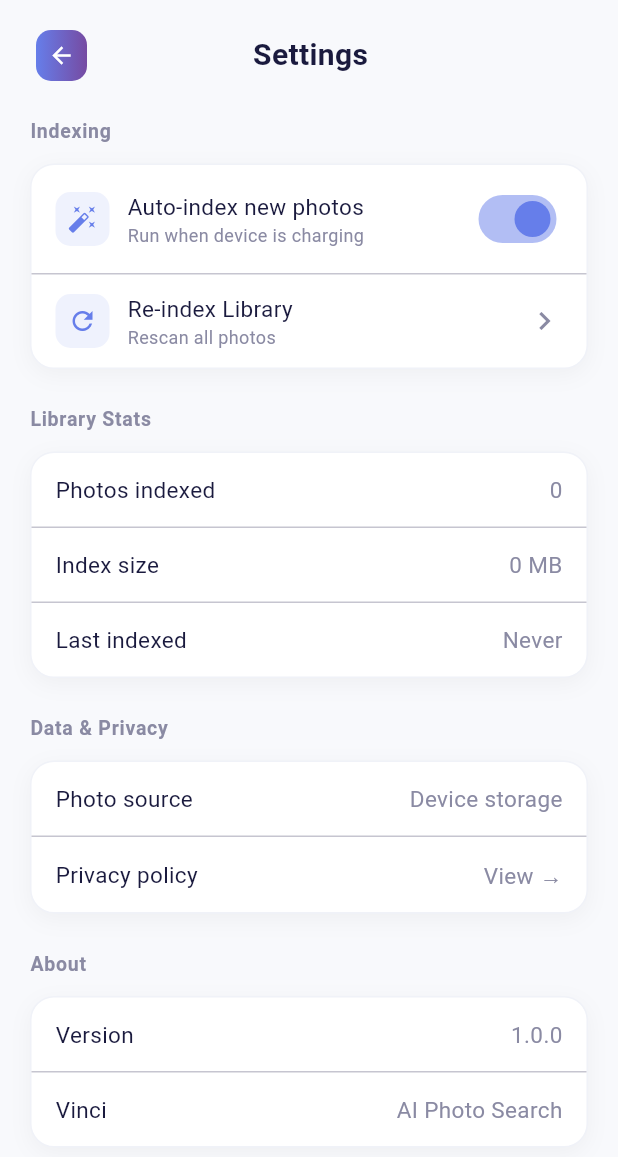
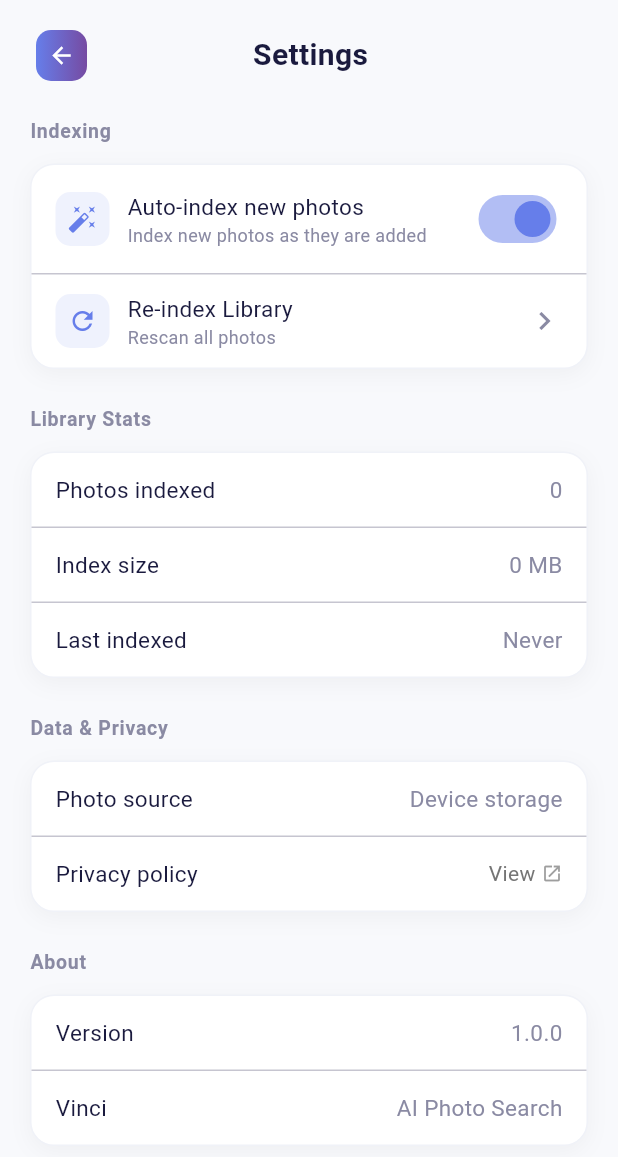
Before and after one commit to Ollie-Moltman/vinci, a Flutter app: the SearchScreen screen opened by its route, after a tap on the "settings" icon, on a phone screen of 412 x 824 dp. Shown: the top 1157 px of the screen. Run offline on Flutter 3.47's test engine with Material 3 defaults, Android fonts, the phone set to English and light mode, and no system bars; our stand-ins replace flutter_riverpod, permission_handler, share_plus, shared_preferences; missing offline and left inert: photo_manager, tflite_flutter; accounts and stored records are empty; network calls fail.

Commit message:
Fix: indexing progress UI, auto-index toggle, privacy policy tap

```diff
--- a/lib/core/indexing_runner.dart
+++ b/lib/core/indexing_runner.dart
@@ -7,6 +7,7 @@ import '../data/services/indexer_service.dart';
 import '../data/repositories/photo_repository.dart';
 
 /// Run a full library indexing pass, updating Riverpod state as we go.
+/// Uses a stream-based approach so progress updates after every photo.
 Future<void> runIndexing(WidgetRef ref) async {
   final embeddingService = ref.read(embeddingServiceProvider);
   final vectorStore = ref.read(vectorStoreProvider);
@@ -18,7 +19,7 @@ Future<void> runIndexing(WidgetRef ref) async {
   // Load existing index from disk first
   await vectorStore.loadIndex();
 
-  // Skip if already indexed (unless count is 0 to force re-index on demand)
+  // Skip if already indexed
   if (vectorStore.indexedCount > 0) {
     ref.read(indexedCountProvider.notifier).state = vectorStore.indexedCount;
     ref.read(lastIndexedProvider.notifier).state = DateTime.now();
@@ -26,24 +27,34 @@ Future<void> runIndexing(WidgetRef ref) async {
   }
 
   ref.read(isIndexingProvider.notifier).state = true;
-  ref.read(indexProgressProvider.notifier).state = (0, 1);
 
   try {
     final indexer = IndexerService(embeddingService, vectorStore);
     final total = await photoRepo.getTotalPhotoCount();
+
+    if (total == 0) {
+      ref.read(indexProgressProvider.notifier).state = (0, 0);
+      return;
+    }
+
     ref.read(indexProgressProvider.notifier).state = (0, total);
 
     int page = 0;
-    const size = 50;
+    const size = 20; // Smaller batches to stay responsive
+    int runningTotal = 0;
 
     while (true) {
       final assets = await photoRepo.loadAssetEntities(page: page, size: size);
       if (assets.isEmpty) break;
 
-      await indexer.indexAssetEntities(assets);
-      final done = vectorStore.indexedCount;
-      ref.read(indexProgressProvider.notifier).state = (done, total);
-      ref.read(indexedCountProvider.notifier).state = done;
+      // Use stream to get per-photo progress updates
+      int pageIndexed = 0;
+      await for (final count in indexer.indexAssetEntitiesStream(assets)) {
+        pageIndexed = count - runningTotal;
+        runningTotal = count;
+        ref.read(indexProgressProvider.notifier).state = (runningTotal, total);
+        ref.read(indexedCountProvider.notifier).state = runningTotal;
+      }
 
       if (assets.length < size) break;
       page++;
--- a/lib/data/services/indexer_service.dart
+++ b/lib/data/services/indexer_service.dart
@@ -15,7 +15,8 @@ class IndexerService {
   IndexerService(this._embeddingService, this._vectorStore);
 
   /// Index assets directly (used during real indexing from photo_manager).
-  Future<int> indexAssetEntities(List<AssetEntity> assets) async {
+  /// Yields after each asset so the caller can update progress UI.
+  Stream<int> indexAssetEntitiesStream(List<AssetEntity> assets) async* {
     int indexed = 0;
     for (final asset in assets) {
       try {
@@ -35,10 +36,19 @@ class IndexerService {
               : null,
         );
         indexed++;
+        yield indexed; // Yield after each photo so UI can update
       } catch (e) {
         continue;
       }
     }
+  }
+
+  /// Non-stream version for batch calls.
+  Future<int> indexAssetEntities(List<AssetEntity> assets) async {
+    int indexed = 0;
+    await for (final count in indexAssetEntitiesStream(assets)) {
+      indexed = count;
+    }
     return indexed;
   }
 }
--- a/lib/ui/screens/search_screen.dart
+++ b/lib/ui/screens/search_screen.dart
@@ -1,6 +1,5 @@
 import 'package:flutter/material.dart';
 import 'package:flutter_riverpod/flutter_riverpod.dart';
-import 'package:path_provider/path_provider.dart';
 import '../theme/vinci_theme.dart';
 import '../../core/indexing_runner.dart';
 import '../../providers/providers.dart';
@@ -189,24 +188,60 @@ class _SearchScreenState extends ConsumerState<SearchScreen> {
                   if (isIndexing) {
                     return Container(
                       margin: const EdgeInsets.symmetric(horizontal: 20),
-                      padding: const EdgeInsets.all(12),
+                      padding: const EdgeInsets.all(16),
                       decoration: BoxDecoration(
-                        color: VinciTheme.primary.withOpacity(0.1),
-                        borderRadius: BorderRadius.circular(12),
+                        color: VinciTheme.primary.withOpacity(0.08),
+                        borderRadius: BorderRadius.circular(14),
+                        border: Border.all(
+                          color: VinciTheme.primary.withOpacity(0.2),
+                        ),
                       ),
-                      child: Row(
+                      child: Column(
                         children: [
-                          const SizedBox(
-                            width: 16,
-                            height: 16,
-                            child:
-                                CircularProgressIndicator(strokeWidth: 2),
+                          Row(
+                            children: [
+                              const SizedBox(
+                                width: 18,
+                                height: 18,
+                                child: CircularProgressIndicator(
+                                  strokeWidth: 2.5,
+                                  color: VinciTheme.primary,
+                                ),
+                              ),
+                              const SizedBox(width: 12),
+                              Text(
+                                'Indexing ${progress.$1}/${progress.$2} photos',
+                                style: const TextStyle(
+                                  fontSize: 14,
+                                  fontWeight: FontWeight.w500,
+                                  color: VinciTheme.textPrimary,
+                                ),
+                              ),
+                            ],
                           ),
-                          const SizedBox(width: 12),
-                          Text(
-                            'Indexing ${progress.$1}/${progress.$2} photos...',
-                            style: const TextStyle(fontSize: 13),
-                          ),
+                          if (progress.$2 > 0) ...[
+                            const SizedBox(height: 10),
+                            ClipRRect(
+                              borderRadius: BorderRadius.circular(4),
+                              child: LinearProgressIndicator(
+                                value: progress.$1 / progress.$2,
+                                backgroundColor:
+                                    VinciTheme.primary.withOpacity(0.15),
+                                valueColor: const AlwaysStoppedAnimation(
+                                  VinciTheme.primary,
+                                ),
+                                minHeight: 5,
+                              ),
+                            ),
+                            const SizedBox(height: 6),
+                            Text(
+                              'This runs in the background — you can search anytime',
+                              style: TextStyle(
+                                fontSize: 11,
+                                color: Colors.grey.shade600,
+                              ),
+                            ),
+                          ],
                         ],
                       ),
                     );
--- a/lib/ui/screens/settings_screen.dart
+++ b/lib/ui/screens/settings_screen.dart
@@ -1,5 +1,6 @@
 import 'package:flutter/material.dart';
 import 'package:flutter_riverpod/flutter_riverpod.dart';
+import 'package:url_launcher/url_launcher.dart';
 import '../theme/vinci_theme.dart';
 import '../../core/indexing_runner.dart';
 import '../../providers/providers.dart';
@@ -131,7 +132,7 @@ class _SettingsScreenState extends ConsumerState<SettingsScreen> {
                       _ToggleRow(
                         icon: Icons.auto_fix_high,
                         title: 'Auto-index new photos',
-                        subtitle: 'Run when device is charging',
+                        subtitle: 'Index new photos as they are added',
                         value: ref.watch(autoIndexEnabledProvider),
                         onChanged: (v) {
                           ref.read(autoIndexEnabledProvider.notifier).state = v;
@@ -182,7 +183,7 @@ class _SettingsScreenState extends ConsumerState<SettingsScreen> {
                     _SettingsCard([
                       const _InfoRow(label: 'Photo source', value: 'Device storage'),
                       const Divider(height: 1),
-                      _InfoRow(label: 'Privacy policy', value: 'View →'),
+                      _PrivacyPolicyRow(),
                     ]),
 
                     const SizedBox(height: 24),
@@ -379,3 +380,57 @@ class _InfoRow extends StatelessWidget {
     );
   }
 }
+
+class _PrivacyPolicyRow extends StatelessWidget {
+  const _PrivacyPolicyRow();
+
+  Future<void> _openPrivacyPolicy(BuildContext context) async {
+    const privacyUrl = 'https://vinci.app/privacy';
+    final uri = Uri.parse(privacyUrl);
+    if (await canLaunchUrl(uri)) {
+      await launchUrl(uri, mode: LaunchMode.externalApplication);
+    } else {
+      if (context.mounted) {
+        ScaffoldMessenger.of(context).showSnackBar(
+          const SnackBar(content: Text('Could not open privacy policy')),
+        );
+      }
+    }
+  }
+
+  @override
+  Widget build(BuildContext context) {
+    return InkWell(
+      onTap: () => _openPrivacyPolicy(context),
+      child: Padding(
+        padding: const EdgeInsets.symmetric(horizontal: 16, vertical: 14),
+        child: Row(
+          mainAxisAlignment: MainAxisAlignment.spaceBetween,
+          children: [
+            const Text(
+              'Privacy policy',
+              style: TextStyle(fontSize: 15, color: VinciTheme.textPrimary),
+            ),
+            Row(
+              children: [
+                Text(
+                  'View',
+                  style: TextStyle(
+                    fontSize: 14,
+                    color: Colors.grey.shade600,
+                  ),
+                ),
+                const SizedBox(width: 4),
+                Icon(
+                  Icons.open_in_new,
+                  size: 14,
+                  color: Colors.grey.shade500,
+                ),
+              ],
+            ),
+          ],
+        ),
+      ),
+    );
+  }
+}
```
